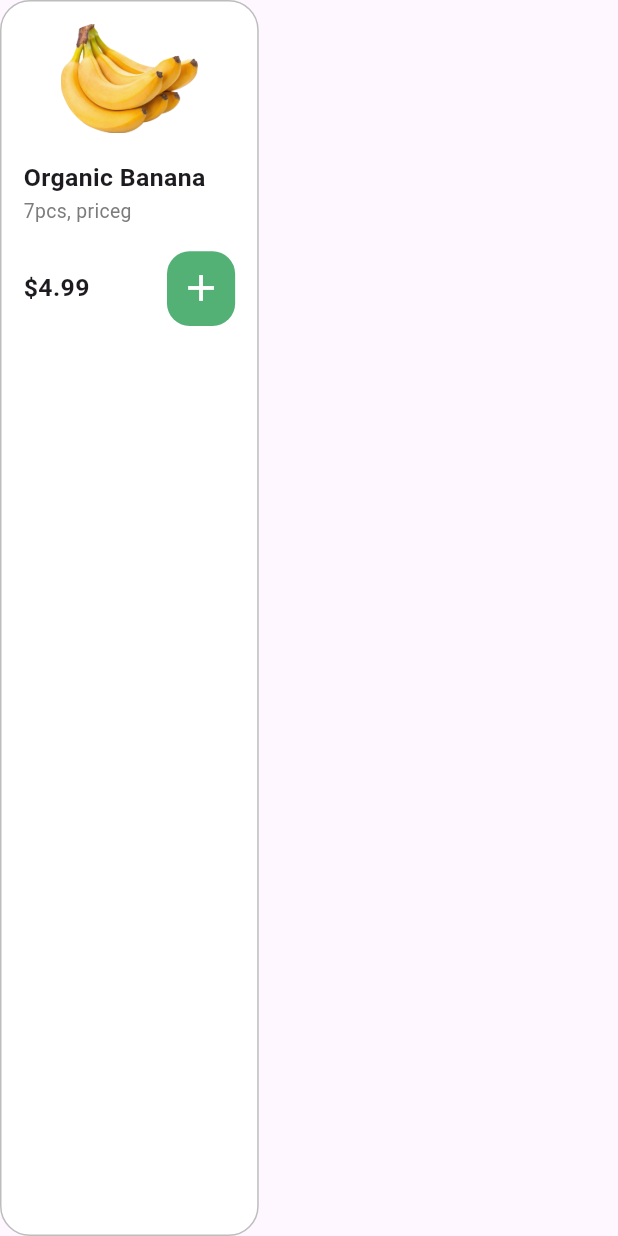
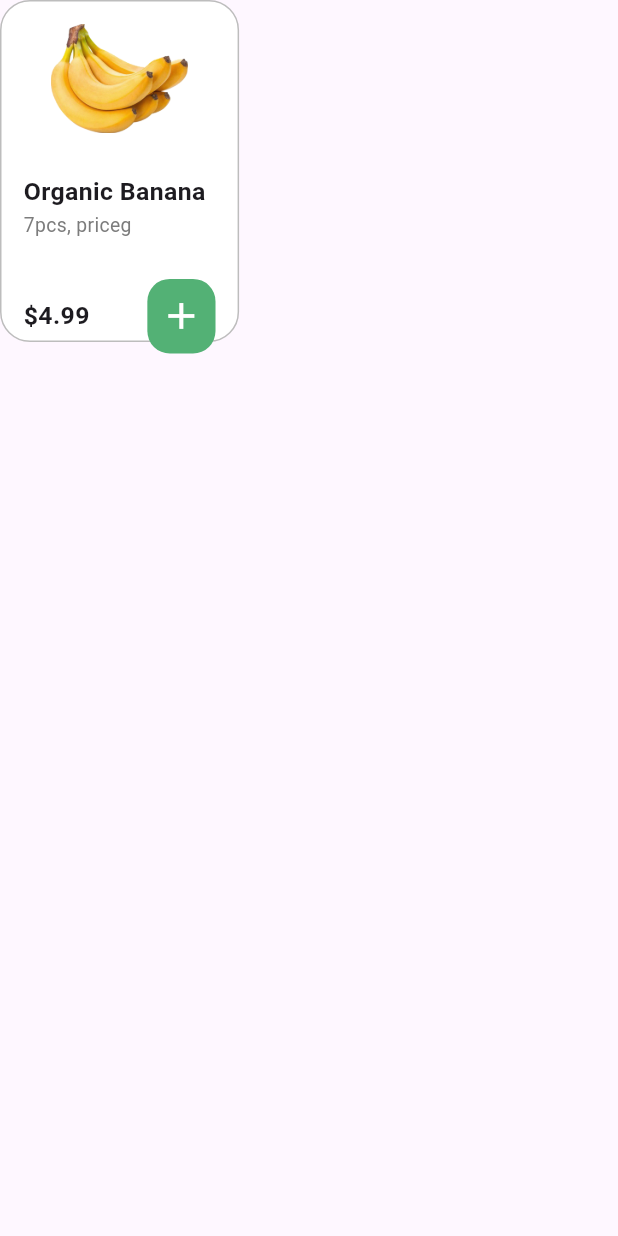
Before and after one commit to yousefmohamed35/Nectar_app, a Flutter app: the CustomItemCard widget shown alone on an empty page, opened directly, on a phone screen of 412 x 824 dp. Run offline on Flutter 3.47's test engine with Material 3 defaults, Android fonts, the phone set to English and light mode, and no system bars; our stand-ins replace carousel_slider, device_preview, dio, flutter_screenutil, font_awesome_flutter, shared_preferences; accounts and stored records are empty.

Commit message:
update ui

```diff
--- a/lib/widgets/banar_image.dart
+++ b/lib/widgets/banar_image.dart
@@ -13,7 +13,7 @@ class BanarImage extends StatelessWidget {
         child: Image.asset('assets/images/banner.jpg'),
       ),
     ], options:  CarouselOptions(
-      aspectRatio: 7/3,
+      aspectRatio: 8/3,
         viewportFraction: 1,
         autoPlay: true,
         autoPlayInterval: const Duration(seconds: 3),
--- a/lib/widgets/custom_item.dart
+++ b/lib/widgets/custom_item.dart
@@ -10,7 +10,8 @@ class CustomItemCard extends StatelessWidget {
   @override
   Widget build(BuildContext context) {
     return Container(
-    width: 173.32.w,
+    width: 173.32.sp,
+    height: 248.sp,
     margin: const EdgeInsets.only(right: 10),
       padding: EdgeInsets.all(16.sp),
       decoration: BoxDecoration(
@@ -22,10 +23,10 @@ class CustomItemCard extends StatelessWidget {
         crossAxisAlignment: CrossAxisAlignment.start,
         children: [
         const CustomCategoryImage(),
-          SizedBox(height: 20.h,),
+          SizedBox(height: 30.h,),
           Text('Organic Banana',style: TextStyle(fontSize: 18.sp,fontWeight: FontWeight.w600,),),
           Text('7pcs, priceg',style: TextStyle(fontSize: 14.sp,color: kSecondaryColor),),
-            SizedBox(height: 20.h,),
+            SizedBox(height: 30.h,),
           Row(
             mainAxisAlignment: MainAxisAlignment.spaceBetween,
             children: [
--- a/lib/widgets/custom_list_view_item_card.dart
+++ b/lib/widgets/custom_list_view_item_card.dart
@@ -1,4 +1,5 @@
 import 'package:flutter/material.dart';
+import 'package:flutter_screenutil/flutter_screenutil.dart';
 import 'package:nectarapp/widgets/custom_item.dart';
 
 class CustomListViewItemCard extends StatelessWidget {
@@ -7,7 +8,7 @@ class CustomListViewItemCard extends StatelessWidget {
   @override
   Widget build(BuildContext context) {
     return SizedBox(
-      height: 260,
+      height: 280.sp,
       child: ListView.builder(
         scrollDirection: Axis.horizontal,
         physics: const BouncingScrollPhysics(),
```
Also changed, not shown: lib/views/home_view.dart (+22 -29 lines), lib/widgets/custom_home_app_bar.dart (added, +19 -0 lines).
